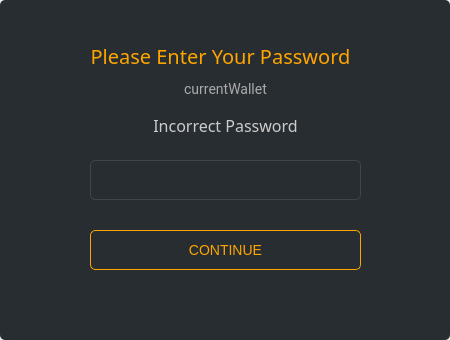
ConcealNetwork/conceal-desktop, file src/gui/ui/passworddialog.ui: the form before one commit.
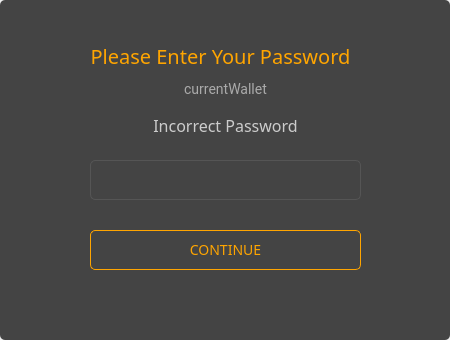
The form after the commit.

Patch:
```diff
--- a/src/gui/ui/passworddialog.ui
+++ b/src/gui/ui/passworddialog.ui
@@ -68,11 +68,12 @@
       </size>
      </property>
      <property name="autoFillBackground">
-      <bool>true</bool>
+      <bool>false</bool>
      </property>
      <property name="styleSheet">
-      <string notr="true">background-color: #282d31; 
-border-radius: 5px;</string>
+      <string notr="true">background-color: #444; 
+border-radius: 5px;
+font-family: 'Raleway';</string>
      </property>
      <property name="title">
       <string/>
@@ -105,7 +106,7 @@
        </font>
       </property>
       <property name="styleSheet">
-       <string notr="true">padding: 3px; border: 1px solid #444; border-radius: 5px; font-family: 'Raleway'; font-size: 14px; color: #aaa;</string>
+       <string notr="true">padding: 3px; border: 1px solid #555; border-radius: 5px; font-family: 'Raleway'; font-size: 14px; color: #aaa;</string>
       </property>
       <property name="text">
        <string/>
@@ -137,6 +138,7 @@
       </property>
       <property name="font">
        <font>
+        <family>Raleway</family>
         <pointsize>-1</pointsize>
        </font>
       </property>
@@ -169,7 +171,7 @@
       </property>
       <property name="font">
        <font>
-        <family>Robot</family>
+        <family>Raleway</family>
         <pointsize>-1</pointsize>
        </font>
       </property>
```
Left out of the diff: 2 changed lines with no effect on the pictures.
